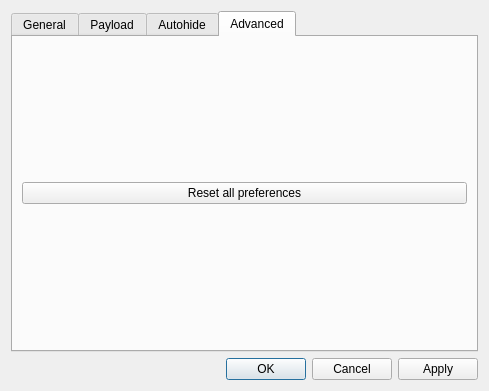
Old version of the form src/prefdialog.ui in the repository k4yt3x/Evanesco.
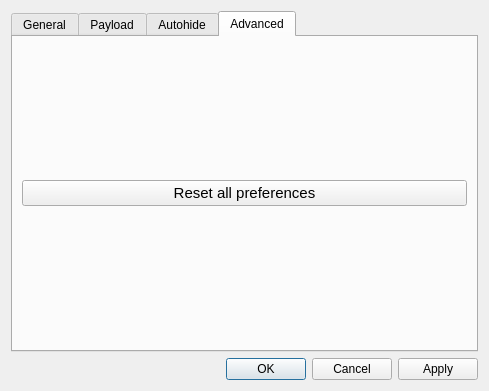
New version of the form. The open tabs and pages were chosen to show the change. Icons and pictures are not drawn.

Commit message: feat(gui): add hide/unhide/select/deselect all buttons

Diff of the .ui file:
```diff
--- a/src/prefdialog.ui
+++ b/src/prefdialog.ui
@@ -273,6 +273,12 @@
       <layout class="QVBoxLayout" name="verticalLayout_4">
        <item>
         <widget class="QPushButton" name="resetPushButton">
+         <property name="font">
+          <font>
+           <pointsize>11</pointsize>
+           <bold>false</bold>
+          </font>
+         </property>
          <property name="text">
           <string>Reset all preferences</string>
          </property>
```
Left out of the diff: 3 changed lines with no effect on the pictures. The commit also changes 5 other files.
